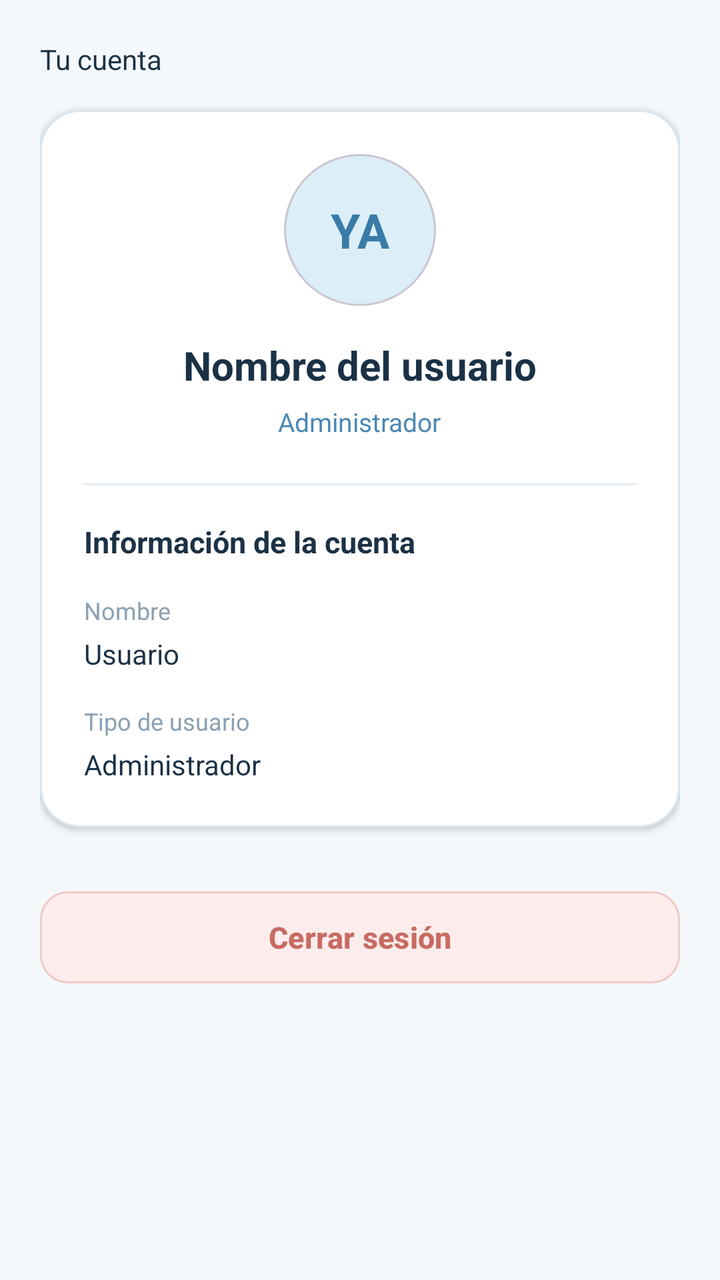
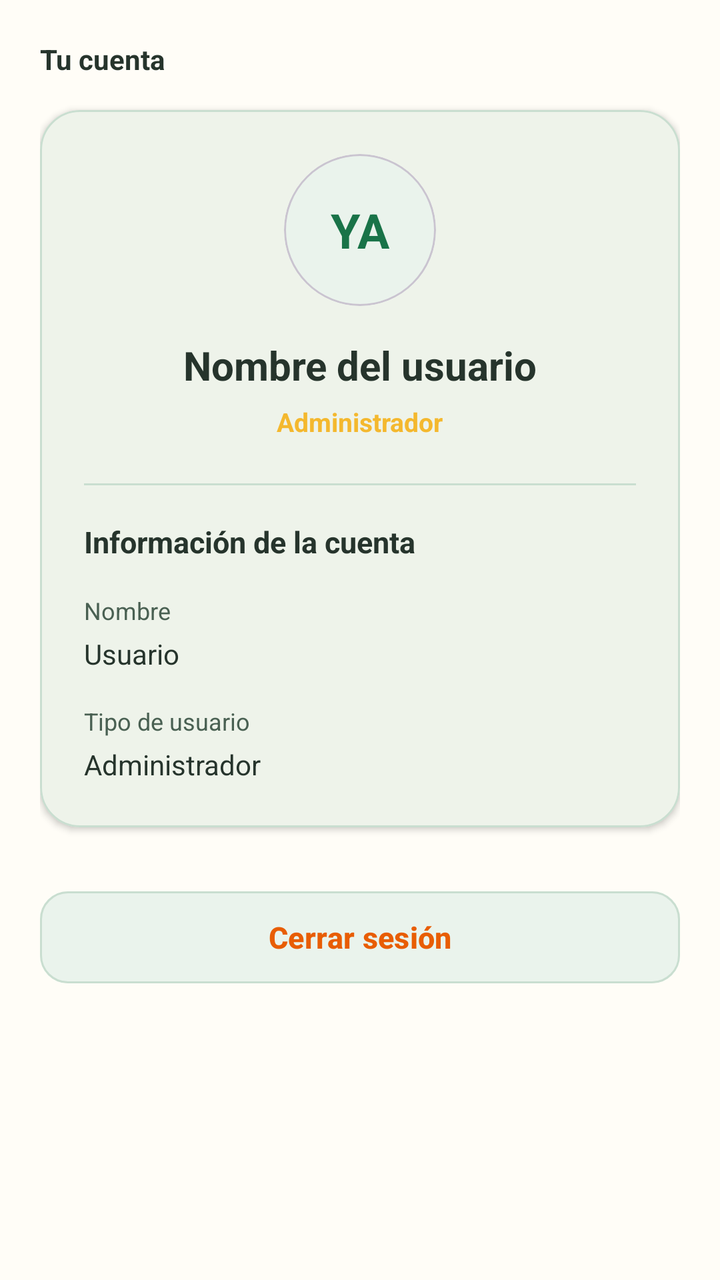

Before-and-after screenshots of an Android layout around one commit, followed by the original layout XML and the change that was made.
<!-- AndroidManifest.xml: application theme Theme.PY_DAMB2026II -->
<!-- res/layout/fragment_profile.xml -->
<?xml version="1.0" encoding="utf-8"?>
<ScrollView xmlns:android="http://schemas.android.com/apk/res/android"
    xmlns:app="http://schemas.android.com/apk/res-auto"
    android:layout_width="match_parent"
    android:layout_height="match_parent"
    android:background="#F4F8FB"
    android:fillViewport="true">

    <LinearLayout
        android:layout_width="match_parent"
        android:layout_height="wrap_content"
        android:orientation="vertical"
        android:padding="20dp">

        <TextView
            android:layout_width="wrap_content"
            android:layout_height="wrap_content"
            android:text="Tu cuenta"
            android:textColor="#1B3145"
            android:textSize="14sp" />

        <com.google.android.material.card.MaterialCardView
            android:layout_width="match_parent"
            android:layout_height="wrap_content"
            android:layout_marginTop="16dp"
            app:cardBackgroundColor="@android:color/white"
            app:cardCornerRadius="20dp"
            app:cardElevation="2dp"
            app:strokeColor="#D9E6EE"
            app:strokeWidth="1dp">

            <LinearLayout
                android:layout_width="match_parent"
                android:layout_height="wrap_content"
                android:orientation="vertical"
                android:gravity="center_horizontal"
                android:padding="22dp">

                <com.google.android.material.card.MaterialCardView
                    android:layout_width="76dp"
                    android:layout_height="76dp"
                    app:cardBackgroundColor="#DCEEF7"
                    app:cardCornerRadius="40dp"
                    app:cardElevation="0dp">

                    <TextView
                        android:id="@+id/txtProfileInitials"
                        android:layout_width="match_parent"
                        android:layout_height="match_parent"
                        android:gravity="center"
                        android:text="YA"
                        android:textColor="#397CA7"
                        android:textSize="24sp"
                        android:textStyle="bold" />

                </com.google.android.material.card.MaterialCardView>

                <TextView
                    android:id="@+id/txtProfileName"
                    android:layout_width="match_parent"
                    android:layout_height="wrap_content"
                    android:layout_marginTop="16dp"
                    android:gravity="center"
                    android:text="Nombre del usuario"
                    android:textColor="#1B3145"
                    android:textSize="20sp"
                    android:textStyle="bold" />

                <TextView
                    android:id="@+id/txtProfileRole"
                    android:layout_width="wrap_content"
                    android:layout_height="wrap_content"
                    android:layout_marginTop="6dp"
                    android:text="Administrador"
                    android:textColor="#4D88B3"
                    android:textSize="13sp" />

                <View
                    android:layout_width="match_parent"
                    android:layout_height="1dp"
                    android:layout_marginTop="22dp"
                    android:layout_marginBottom="18dp"
                    android:background="#E3EDF4" />

                <TextView
                    android:layout_width="match_parent"
                    android:layout_height="wrap_content"
                    android:text="Información de la cuenta"
                    android:textColor="#1B3145"
                    android:textSize="15sp"
                    android:textStyle="bold" />

                <TextView
                    android:layout_width="match_parent"
                    android:layout_height="wrap_content"
                    android:layout_marginTop="16dp"
                    android:text="Nombre"
                    android:textColor="#8AA1B3"
                    android:textSize="12sp" />

                <TextView
                    android:id="@+id/txtProfileNameDetail"
                    android:layout_width="match_parent"
                    android:layout_height="wrap_content"
                    android:layout_marginTop="4dp"
                    android:text="Usuario"
                    android:textColor="#1B3145"
                    android:textSize="14sp" />

                <TextView
                    android:layout_width="match_parent"
                    android:layout_height="wrap_content"
                    android:layout_marginTop="16dp"
                    android:text="Tipo de usuario"
                    android:textColor="#8AA1B3"
                    android:textSize="12sp" />

                <TextView
                    android:id="@+id/txtProfileRoleDetail"
                    android:layout_width="match_parent"
                    android:layout_height="wrap_content"
                    android:layout_marginTop="4dp"
                    android:text="Administrador"
                    android:textColor="#1B3145"
                    android:textSize="14sp" />

            </LinearLayout>

        </com.google.android.material.card.MaterialCardView>

        <com.google.android.material.button.MaterialButton
            android:id="@+id/btnLogout"
            android:layout_width="match_parent"
            android:layout_height="54dp"
            android:layout_marginTop="28dp"
            android:text="Cerrar sesión"
            android:textAllCaps="false"
            android:textColor="#C86B63"
            android:textSize="15sp"
            android:textStyle="bold"
            app:backgroundTint="#FCEDEC"
            app:cornerRadius="14dp"
            app:strokeColor="#F0C9C5"
            app:strokeWidth="1dp" />

    </LinearLayout>

</ScrollView>
<!-- resources referenced by this layout -->
<resources>
  <style name="Theme.PY_DAMB2026II" parent="Base.Theme.PY_DAMB2026II" />
  <style name="Base.Theme.PY_DAMB2026II" parent="Theme.Material3.DayNight.NoActionBar">
          <item name="colorPrimary">@color/caral_green</item>
          <item name="colorOnPrimary">@color/caral_cream</item>
          <item name="colorPrimaryContainer">@color/caral_soft_green</item>
          <item name="colorOnPrimaryContainer">@color/caral_text_primary</item>
          <item name="colorSecondary">@color/caral_gold</item>
          <item name="colorOnSecondary">@color/caral_text_primary</item>
          <item name="colorTertiary">@color/caral_orange</item>
          <item name="android:colorBackground">@color/caral_cream</item>
          <item name="colorSurface">@color/caral_cream</item>
          <item name="colorOnSurface">@color/caral_text_primary</item>
          <item name="colorOnSurfaceVariant">@color/caral_text_secondary</item>
          <item name="android:statusBarColor">@color/caral_green</item>
          <item name="android:navigationBarColor">@color/caral_dark_background</item>
      </style>
  <color name="caral_green">#197348</color>
  <color name="caral_cream">#FFFDF7</color>
  <color name="caral_soft_green">#EAF3EC</color>
  <color name="caral_text_primary">#26342C</color>
  <color name="caral_gold">#F4B82E</color>
  <color name="caral_orange">#E85D04</color>
  <color name="caral_text_secondary">#496052</color>
  <color name="caral_dark_background">#18251D</color>
</resources>

<!-- the commit's change to res/layout/fragment_profile.xml (unified diff, before → after) -->
@@ -3,7 +3,7 @@
     xmlns:app="http://schemas.android.com/apk/res-auto"
     android:layout_width="match_parent"
     android:layout_height="match_parent"
-    android:background="#F4F8FB"
+    android:background="@color/screenBackground"
     android:fillViewport="true">
 
     <LinearLayout
@@ -16,17 +16,18 @@
             android:layout_width="wrap_content"
             android:layout_height="wrap_content"
             android:text="Tu cuenta"
-            android:textColor="#1B3145"
-            android:textSize="14sp" />
+            android:textColor="@color/textPrimary"
+            android:textSize="14sp"
+            android:textStyle="bold" />
 
         <com.google.android.material.card.MaterialCardView
             android:layout_width="match_parent"
             android:layout_height="wrap_content"
             android:layout_marginTop="16dp"
-            app:cardBackgroundColor="@android:color/white"
+            app:cardBackgroundColor="@color/softCard"
             app:cardCornerRadius="20dp"
             app:cardElevation="2dp"
-            app:strokeColor="#D9E6EE"
+            app:strokeColor="@color/caral_soft_green_border"
             app:strokeWidth="1dp">
 
             <LinearLayout
@@ -39,7 +40,7 @@
                 <com.google.android.material.card.MaterialCardView
                     android:layout_width="76dp"
                     android:layout_height="76dp"
-                    app:cardBackgroundColor="#DCEEF7"
+                    app:cardBackgroundColor="@color/caral_soft_green"
                     app:cardCornerRadius="40dp"
                     app:cardElevation="0dp">
 
@@ -49,7 +50,7 @@
                         android:layout_height="match_parent"
                         android:gravity="center"
                         android:text="YA"
-                        android:textColor="#397CA7"
+                        android:textColor="@color/caral_green"
                         android:textSize="24sp"
                         android:textStyle="bold" />
 
@@ -62,7 +63,7 @@
                     android:layout_marginTop="16dp"
                     android:gravity="center"
                     android:text="Nombre del usuario"
-                    android:textColor="#1B3145"
+                    android:textColor="@color/textPrimary"
                     android:textSize="20sp"
                     android:textStyle="bold" />
 
@@ -72,21 +73,22 @@
                     android:layout_height="wrap_content"
                     android:layout_marginTop="6dp"
                     android:text="Administrador"
-                    android:textColor="#4D88B3"
-                    android:textSize="13sp" />
+                    android:textColor="@color/caral_gold"
+                    android:textSize="13sp"
+                    android:textStyle="bold" />
 
                 <View
                     android:layout_width="match_parent"
                     android:layout_height="1dp"
                     android:layout_marginTop="22dp"
                     android:layout_marginBottom="18dp"
-                    android:background="#E3EDF4" />
+                    android:background="@color/caral_soft_green_border" />
 
                 <TextView
                     android:layout_width="match_parent"
                     android:layout_height="wrap_content"
                     android:text="Información de la cuenta"
-                    android:textColor="#1B3145"
+                    android:textColor="@color/textPrimary"
                     android:textSize="15sp"
                     android:textStyle="bold" />
 
@@ -95,7 +97,7 @@
                     android:layout_height="wrap_content"
                     android:layout_marginTop="16dp"
                     android:text="Nombre"
-                    android:textColor="#8AA1B3"
+                    android:textColor="@color/textSecondary"
                     android:textSize="12sp" />
 
                 <TextView
@@ -104,7 +106,7 @@
                     android:layout_height="wrap_content"
                     android:layout_marginTop="4dp"
                     android:text="Usuario"
-                    android:textColor="#1B3145"
+                    android:textColor="@color/textPrimary"
                     android:textSize="14sp" />
 
                 <TextView
@@ -112,7 +114,7 @@
                     android:layout_height="wrap_content"
                     android:layout_marginTop="16dp"
                     android:text="Tipo de usuario"
-                    android:textColor="#8AA1B3"
+                    android:textColor="@color/textSecondary"
                     android:textSize="12sp" />
 
                 <TextView
@@ -121,7 +123,7 @@
                     android:layout_height="wrap_content"
                     android:layout_marginTop="4dp"
                     android:text="Administrador"
-                    android:textColor="#1B3145"
+                    android:textColor="@color/textPrimary"
                     android:textSize="14sp" />
 
             </LinearLayout>
@@ -135,12 +137,12 @@
             android:layout_marginTop="28dp"
             android:text="Cerrar sesión"
             android:textAllCaps="false"
-            android:textColor="#C86B63"
+            android:textColor="@color/caral_orange"
             android:textSize="15sp"
             android:textStyle="bold"
-            app:backgroundTint="#FCEDEC"
+            app:backgroundTint="@color/caral_soft_green"
             app:cornerRadius="14dp"
-            app:strokeColor="#F0C9C5"
+            app:strokeColor="@color/caral_soft_green_border"
             app:strokeWidth="1dp" />
 
     </LinearLayout>
<!-- resource entries referenced after the edit -->
@@ -19,6 +19,11 @@
   <color name="caral_green">#197348</color>
   <color name="caral_cream">#FFFDF7</color>
   <color name="caral_soft_green">#EAF3EC</color>
+  <color name="caral_soft_green_border">#C9DED0</color>
+  <color name="screenBackground">#FFFDF7</color>
+  <color name="softCard">#FFFDF7</color>
+  <color name="textPrimary">#26342C</color>
+  <color name="textSecondary">#496052</color>
   <color name="caral_text_primary">#26342C</color>
   <color name="caral_gold">#F4B82E</color>
   <color name="caral_orange">#E85D04</color>
